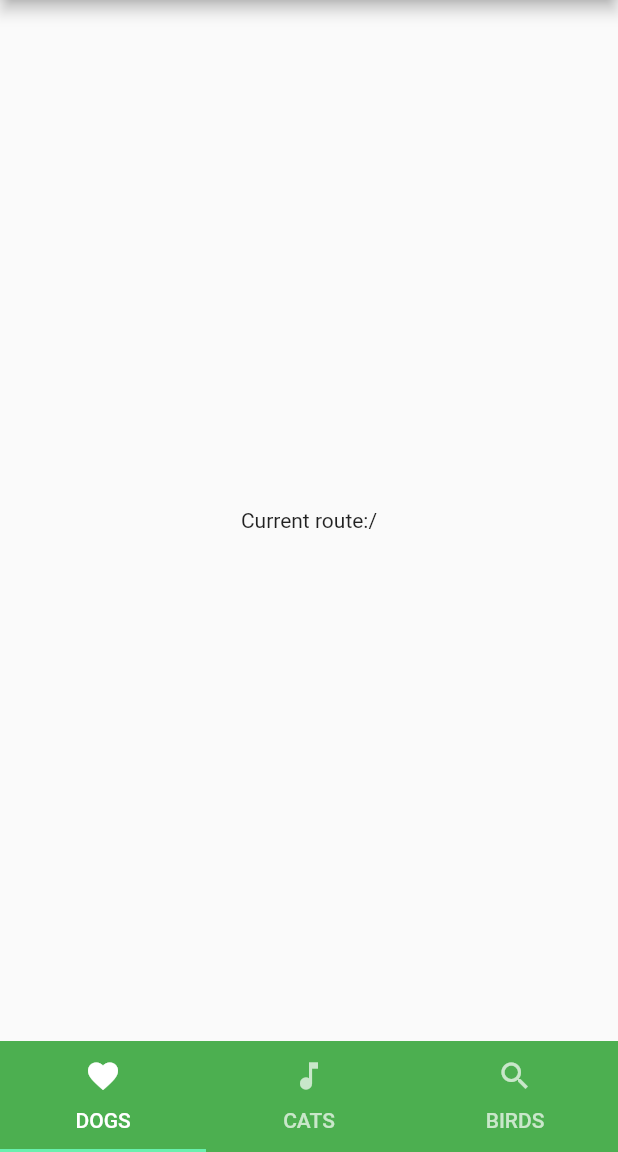
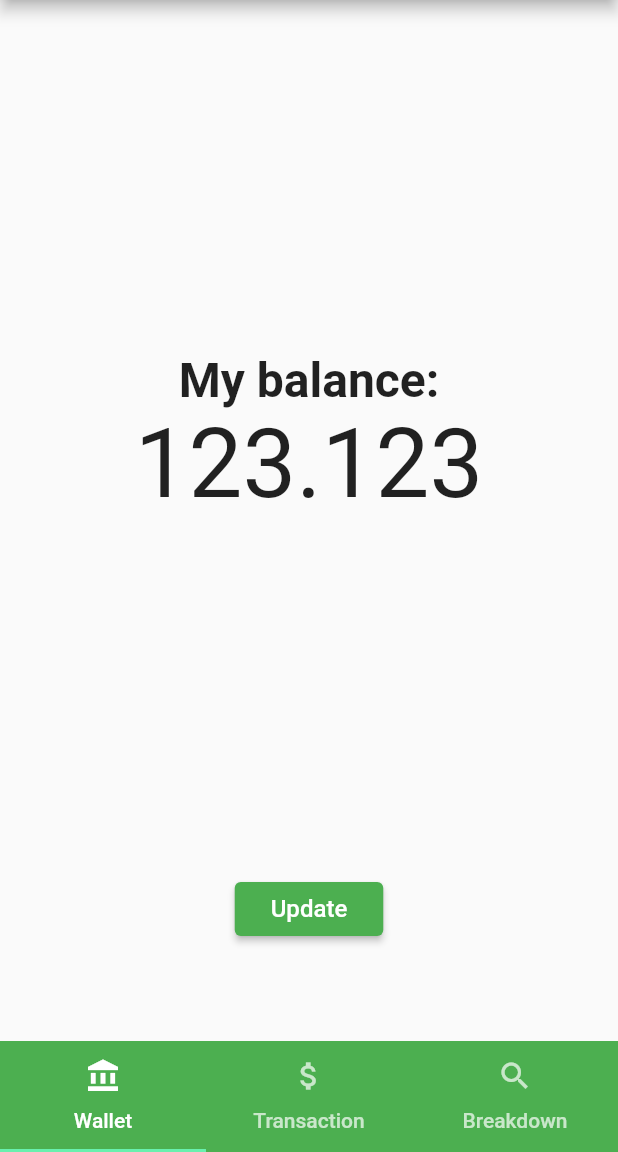
Before and after one commit to CicadaCinema/debt_app, a Flutter app: the screen it shows once a user with an empty profile is signed in, on a phone screen of 412 x 824 dp, the part 84-1236 px from its top. Run offline on Flutter 3.47's test engine with Material 2 defaults, Android fonts, the phone set to English and light mode, and no system bars; our stand-ins replace cloud_firestore, firebase_auth, firebase_core; accounts and stored records are empty.

Commit message:
Place placeholder elements onto the main screen This should be everything that's required to display information from the database, but some things (eg static sizedBox widgets) will need to be replaced to accommodate small screens.

```diff
--- a/lib/menu.dart
+++ b/lib/menu.dart
@@ -1,6 +1,8 @@
 import 'package:flutter/material.dart';
 import 'package:firebase_core/firebase_core.dart';
 import 'package:firebase_auth/firebase_auth.dart';
+
+import 'transaction_request.dart';
 
 class MainMenu extends StatefulWidget {
   @override
@@ -8,6 +10,12 @@ class MainMenu extends StatefulWidget {
 }
 
 class _MainMenuState extends State<MainMenu> {
+  Map<String, num> _map = {
+    "UserA": -99.99,
+    "UserB": 0.5,
+    "UserC" : 90,
+    "UserD" : 12.0};
+
   @override
   Widget build(BuildContext context) {
     return DefaultTabController(
@@ -19,9 +27,9 @@ class _MainMenuState extends State<MainMenu> {
           child: TabBar(
             indicatorColor: Colors.greenAccent,
             tabs: [
-              Tab(text: 'DOGS', icon: Icon(Icons.favorite)),
-              Tab(text: 'CATS', icon: Icon(Icons.music_note)),
-              Tab(text: 'BIRDS', icon: Icon(Icons.search)),
+              Tab(text: 'Wallet', icon: Icon(Icons.account_balance)),
+              Tab(text: 'Transaction', icon: Icon(Icons.attach_money)),
+              Tab(text: 'Breakdown', icon: Icon(Icons.search)),
             ],
           ),
         ),
@@ -32,22 +40,62 @@ class _MainMenuState extends State<MainMenu> {
         body: TabBarView(
           children: [
             Center(
-                child: Text('Current route:' + ModalRoute.of(context).settings.name)
+                child: Column(
+                  children: [
+                    Spacer(),
+                    //Text('Current route:' + ModalRoute.of(context).settings.name),
+                    Text(
+                      'My balance:',
+                      style: TextStyle(fontSize: 32, fontWeight: FontWeight.bold),
+                    ),
+                    Text(
+                      '123.123',
+                      style: TextStyle(fontSize: 64),
+                    ),
+                    Spacer(flex: 1),
+                    RaisedButton(
+                      onPressed: (){},
+                      child: Text(
+                        'Update',
+                        style: TextStyle(fontSize: 16),
+                      ),
+                    ),
+                    SizedBox(height: 64)
+                  ],
+                )
             ),
             Center(
-              child: RaisedButton(
-                onPressed: () {
-                },
-                child: Text('Go back!'),
+              child: Column(
+                mainAxisAlignment: MainAxisAlignment.center,
+                children: [
+                  Spacer(),
+                  requestForm(),
+                  Spacer(flex: 3),
+                  FlatButton(
+                    onPressed: () {
+                      FirebaseAuth.instance.signOut();
+                    },
+                    child: Text('Sign out'),
+                  ),
+                  Spacer()
+                ],
               ),
             ),
             Center(
-              child: RaisedButton(
-                onPressed: () {
-                  FirebaseAuth.instance.signOut();
-                },
-                child: Text('Sign out'),
-              ),
+              child: SingleChildScrollView(
+                child: DataTable(
+                  columns: const <DataColumn>[
+                    DataColumn(label: Text('User')),
+                    DataColumn(label: Text('Amount')),
+                  ],
+                  rows: _map.entries
+                      .map((e) => DataRow(cells: [
+                    DataCell(Text(e.key.toString())),
+                    DataCell(Text(e.value.toString())),
+                  ]))
+                      .toList(),
+                ),
+              )
             ),
           ],
         ),
--- /dev/null
+++ b/lib/transaction_request.dart
@@ -0,0 +1,49 @@
+import 'package:flutter/material.dart';
+
+Widget requestForm() {
+  final _formKey = GlobalKey<FormState>();
+
+  return Form(key: _formKey,
+    child: Container(
+      padding: EdgeInsets.all(10),
+      child: Column(
+        children: <Widget>[
+          TextFormField(
+            validator: (value) {
+              if (value == '') {
+                return 'Empty field';
+              }
+              return null;
+            },
+            decoration: InputDecoration(
+              border: OutlineInputBorder(),
+              labelText: 'Destination user',
+            ),
+          ),
+          SizedBox(height:32),
+          TextFormField(
+            validator: (value) {
+              if (value == '') {
+                return 'Empty field';
+              }
+              return null;
+            },
+            decoration: InputDecoration(
+              border: OutlineInputBorder(),
+              labelText: 'Amount',
+            ),
+          ),
+          SizedBox(height:64),
+          RaisedButton(
+            child: Text('Submit'),
+            onPressed: () {
+              if (_formKey.currentState.validate()) {
+
+              }
+            },
+          ),
+        ],
+      ),
+    )
+  );
+}
```
Also changed, not shown: lib/gateway.dart (indentation only).
